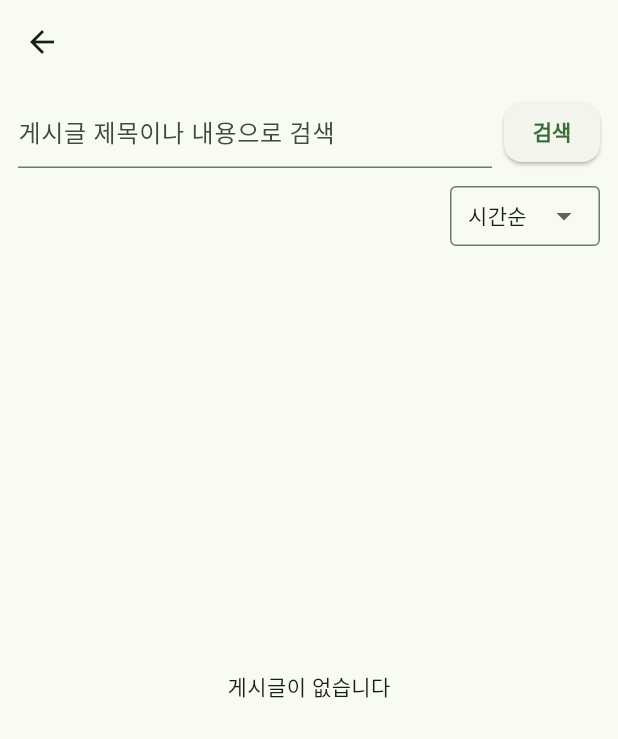
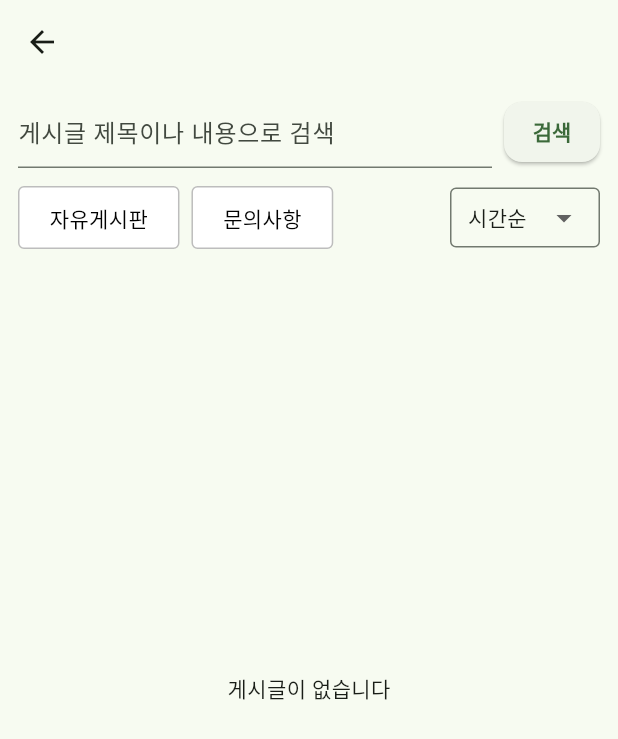
Before and after one commit to harford-stack/flutter_team_project, a Flutter app: the CommunityListScreen screen opened directly, after a tap on "검색", on a phone screen of 412 x 824 dp. Shown: the top 739 px of the screen. Run offline on Flutter 3.47's test engine with Material 3 defaults, Android fonts, the phone set to English and light mode, and no system bars; our stand-ins replace cloud_firestore, firebase_auth, firebase_core, google_sign_in, image_picker, percent_indicator; missing offline and left inert: shake; accounts and stored records are empty; generated files the repository leaves out were written again.

Commit message:
community 2025.12.26 14:43

```diff
--- a/lib/auth/home_screen.dart
+++ b/lib/auth/home_screen.dart
@@ -4,7 +4,7 @@ import '../common/app_colors.dart';
 import '../common/custom_appbar.dart';
 import '../common/custom_footer.dart';
 import '../ingredients/regist_screen.dart';
-import '../community/widgets/community_list_widget.dart';
+import '../community/screens/community_list_screen.dart';
 import 'auth_provider.dart';
 import 'login_screen.dart';
 
@@ -48,7 +48,7 @@ class _HomeScreenState extends State<HomeScreen> {
       case 1:
         return const IngredientRegistScreen();
       case 2:
-        return const CommunityListWidget();
+        return const CommunityListScreen();
       default:
         return _buildHomeContent();
     }
--- a/lib/community/screens/community_list_screen.dart
+++ b/lib/community/screens/community_list_screen.dart
@@ -2,6 +2,7 @@ import 'package:cloud_firestore/cloud_firestore.dart';
 import 'package:flutter/material.dart';
 import '../models/post_model.dart';
 import '../services/post_service.dart';
+import 'community_detail_screen.dart';
 
 //category model
 class Category {
@@ -49,24 +50,42 @@ class _CommunityListScreenState extends State<CommunityListScreen> {
     _loadPosts();
   }
 
+
+  // function:postlist를 로드
   Future<void> _loadPosts() async {
+    //步骤1: 开始加载,显示加载动画
+    // setState 会触发页面重新构建
+    // _isLoading = true 会让 _buildPostList() 显示 CircularProgressIndicator
     setState(() => _isLoading = true);
 
+    // 步骤2: 筛选出用户选中的分类
+    // 例如:用户点击了"自由게시판",那么 selectedCategories = ['자유게시판']
     List<String> selectedCategories = categoryList
-        .where((cat) => cat.isSelected)
-        .map((cat) => cat.name)
-        .toList();
+        .where((cat) => cat.isSelected)// 筛选出 isSelected = true 的分类
+        .map((cat) => cat.name)// 只取分类的名字
+        .toList();// 转换成 List<String>
 
+    // 步骤3: 调用 PostService,去 Firestore 查询数据
     final posts = await _postService.getPosts(
-      searchQuery: _searchcontroller.text,
-      sortOrder: _sortOrder,
+      searchQuery: _searchcontroller.text,// 搜索框的内容
+      sortOrder: _sortOrder, // 排序方式 ('시간순' 或 '인기순')
       categories: selectedCategories, // 传递选中的分类
     );
 
+    // 这里会等待 Firestore 返回数据 (await)
+    // getPosts() 函数内部会:
+    // 1. 根据 categories 筛选
+    // 2. 根据 sortOrder 排序
+    // 3. 根据 searchQuery 本地搜索
+    // 4. 返回 List<Post>
+
+    // 步骤4: 数据返回后,更新界面
     setState(() {
-      _posts = posts;
-      _isLoading = false;
+      _posts = posts;   // 把查询到的帖子列表赋值给 _posts
+      _isLoading = false;// 关闭加载动画
     });
+    // setState 再次触发页面重新构建
+    // 这次 _isLoading = false,会显示帖子列表
   }
 
   Future<String> getUserAvatar(String userId) async {
@@ -117,13 +136,32 @@ class _CommunityListScreenState extends State<CommunityListScreen> {
 
           SizedBox(height: 12),
 
-          //두번째 행의 dropdown
-          // 第二行：右侧对齐的 Dropdown
+          //第二行：分类按钮 + 排序
           Row(
-            mainAxisAlignment: MainAxisAlignment.end,
             children: [
+              //자유게시판-문의사항 필터링
+              Wrap(
+                spacing: 8,
+                children: categoryList.map((cat) {
+                  return CategoryButton(
+                    text: cat.name,
+                    isSelected: cat.isSelected,
+                    onTap: () {
+                      setState(() {
+                        cat.isSelected = !cat.isSelected;
+                        categoryList = List.from(categoryList);
+                      });
+                      _loadPosts();
+                    },
+                  );
+                }).toList(),
+              ),
+
+              Spacer(), // 把排序推到右边
+
+              //dropdown
               SizedBox(
-                width: 100, // 固定宽度
+                width: 100,
                 child: DropdownButtonFormField<String>(
                   value: _sortOrder,
                   decoration: const InputDecoration(
@@ -140,35 +178,10 @@ class _CommunityListScreenState extends State<CommunityListScreen> {
                     setState(() {
                       _sortOrder = value!;
                     });
-                    _loadPosts(); //排序改变时重新加载
+                    _loadPosts();
                   },
                 ),
               ),
-
-              //자유게시판-문의사항 필터링
-              // Row(
-              //   children: [
-              //     Wrap(
-              //       spacing: 8, // 横向间距
-              //       runSpacing: 8, // 换行间距
-              //       children: categoryList.map((cat) {
-              //         return CategoryButton(
-              //           text: cat.name,
-              //           isSelected: cat.isSelected,
-              //           onTap: () {
-              //             setState(() {
-              //               cat.isSelected = !cat.isSelected;
-              //               // 强制触发列表更新
-              //               categoryList = List.from(categoryList);
-              //             });
-              //             _loadPosts();
-              //           },
-              //         );
-              //       }).toList(),
-              //     )
-              //   ],
-              //
-              // )
             ],
           ),
         ],
@@ -212,6 +225,12 @@ class _CommunityListScreenState extends State<CommunityListScreen> {
               child: InkWell(
                 onTap: () {
                   //detail에 들어가기
+                  Navigator.push(
+                    context,
+                    MaterialPageRoute(
+                      builder: (context) => PostDetailScreen(postId: post.id),
+                    ),
+                  );
                 },
                 child: Padding(
                   padding: const EdgeInsets.all(8.0),
@@ -302,9 +321,6 @@ class _CommunityListScreenState extends State<CommunityListScreen> {
     );
   }
 
-
-
-
   //dispose
   @override
   void dispose(){
@@ -345,3 +361,43 @@ class _CommunityListScreenState extends State<CommunityListScreen> {
 
   }
 }
+
+
+class CategoryButton extends StatelessWidget {
+  final String text;
+  final bool isSelected;
+  final VoidCallback onTap;
+
+  const CategoryButton({
+    Key? key,
+    required this.text,
+    required this.isSelected,
+    required this.onTap,
+  }) : super(key: key);
+
+  @override
+  Widget build(BuildContext context) {
+    return GestureDetector(
+      onTap: onTap,
+      child: Container(
+        padding: const EdgeInsets.symmetric(horizontal: 20, vertical: 10),
+        decoration: BoxDecoration(
+          color: Colors.white,
+          borderRadius: BorderRadius.circular(4),
+          border: Border.all(
+            color: isSelected ? Colors.black : Colors.grey[400]!,
+            width: isSelected ? 2 : 1,
+          ),
+        ),
+        child: Text(
+          text,
+          style: TextStyle(
+            color: Colors.black,
+            fontSize: 14,
+            fontWeight: isSelected ? FontWeight.bold : FontWeight.normal,
+          ),
+        ),
+      ),
+    );
+  }
+}
--- a/lib/community/services/post_service.dart
+++ b/lib/community/services/post_service.dart
@@ -1,46 +1,71 @@
+// 导入 Firestore 数据库操作相关的包
 import 'package:cloud_firestore/cloud_firestore.dart';
+// 导入 Post 数据模型
 import '../models/post_model.dart';
-///PostService 是一个「专门负责从 Firestore 拿 Post 数据」的服务层
 
-
+/// PostService 是一个「专门负责从 Firestore 拿 Post 数据」的服务层
+/// 提供帖子数据的查询、过滤、排序等功能
 class PostService {
+  // Firestore 实例，用于访问数据库
   final FirebaseFirestore _firestore = FirebaseFirestore.instance;
 
-  //最终返回的是List<Post>
-  Future<List<Post>> getPosts({//Future:异步；最终返回的是<List<Post>>,参数是searchQuery和sortOrder
-    String? searchQuery,
-    String sortOrder = '시간순',
-    List<String>? categories,
+  /// 获取帖子列表的方法
+  ///
+  /// 参数说明：
+  /// - [searchQuery]: 搜索关键词（可选），用于在标题和内容中搜索
+  /// - [sortOrder]: 排序方式，默认为 '시간순'（时间顺序）
+  ///   可选值：'시간순'（按时间）、'인기순'（按人气/收藏数）
+  /// - [categories]: 分类列表（可选），用于筛选特定分类的帖子
+  ///
+  /// 返回值：Future<List<Post>> - 异步返回帖子列表
+  Future<List<Post>> getPosts({
+    String? searchQuery,          // 搜索关键词（可为空）
+    String sortOrder = '시간순',   // 排序顺序，默认按时间排序
+    List<String>? categories,     // 分类筛选列表（可为空）
   }) async {
+    // 创建 Firestore 查询，指向 'post' 集合
     Query query = _firestore.collection('post');
 
+    // 如果提供了分类列表且不为空，则按分类筛选
+    // whereIn: 查询 category 字段值在 categories 列表中的文档
     if (categories != null && categories.isNotEmpty) {
       query = query.where('category', whereIn: categories);
     }
-    //switch (sortOrder)
-    // 根据 sortOrder 的值选择不同的排序逻辑。
+
+    // 根据 sortOrder 参数的值选择不同的排序逻辑
     switch (sortOrder) {
-      case '시간순':
+      case '시간순': // 按时间顺序排序
+      // 按 cdate（创建日期）字段降序排列（最新的在前）
         query = query.orderBy('cdate', descending: true);
         break;
-      case '인기순':
+      case '인기순': // 按人气/热度排序
+      // 按 bookmarkCount（收藏数）字段降序排列（收藏数多的在前）
         query = query.orderBy('bookmarkCount', descending: true);
         break;
     }
 
+    // 执行查询，获取快照数据
     final snapshot = await query.get();
 
+    // 将查询结果转换为 Post 对象列表
+    // snapshot.docs: 所有查询到的文档
+    // .map(): 遍历每个文档，使用 Post.fromFirestore() 将其转换为 Post 对象
+    // .toList(): 将映射结果转换为列表
     List<Post> posts = snapshot.docs
         .map((doc) => Post.fromFirestore(doc))
         .toList();
 
+    // 如果提供了搜索关键词且不为空，则进行本地搜索过滤
     if (searchQuery != null && searchQuery.isNotEmpty) {
+      // 过滤帖子列表，只保留标题或内容包含搜索关键词的帖子
       posts = posts.where((post) {
-        return post.title.contains(searchQuery) ||
-            post.content.contains(searchQuery);
+        // contains(): 检查字符串是否包含指定的子字符串
+        return post.title.contains(searchQuery) ||      // 标题中包含关键词
+            post.content.contains(searchQuery);         // 或内容中包含关键词
       }).toList();
     }
 
+    // 返回最终的帖子列表
     return posts;
   }
 }
```
Also changed, not shown: lib/community/screens/community_detail_screen.dart (added, +287 -0 lines), lib/community/services/comment_service.dart (added, +27 -0 lines), lib/community/services/post_detail_service.dart (added, +59 -0 lines). Lines whose indentation alone changed are shown as unchanged.
